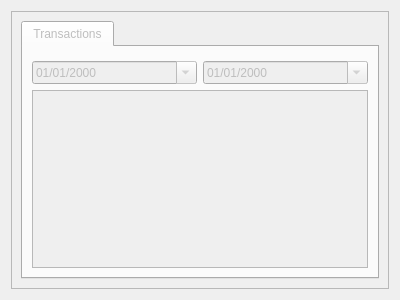
Above: res/ui/currency_tab.ui from duniter/sakia before the change. Below: the same form after it.
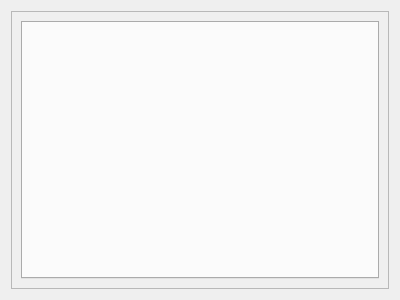
That is the form after the change. Icons and pictures are not drawn.

Commit message:
Wallets tab as the first tab, and displayed at start
Refactor transactions code from currency_tab to transactions_tab
Improve wallets tab display in fullscreen

What changed in the file:
```diff
--- a/res/ui/currency_tab.ui
+++ b/res/ui/currency_tab.ui
@@ -35,64 +35,6 @@
         <property name="currentIndex">
          <number>0</number>
         </property>
-        <widget class="QWidget" name="tab_transactions">
-         <attribute name="icon">
-          <iconset resource="../icons/icons.qrc">
-           <normaloff>:/icons/tx_icon</normaloff>:/icons/tx_icon</iconset>
-         </attribute>
-         <attribute name="title">
-          <string>Transactions</string>
-         </attribute>
-         <layout class="QHBoxLayout" name="horizontalLayout_3">
-          <item>
-           <layout class="QVBoxLayout" name="verticalLayout_3">
-            <item>
-             <layout class="QHBoxLayout" name="horizontalLayout_2">
-              <property name="topMargin">
-               <number>5</number>
-              </property>
-              <item>
-               <widget class="QDateTimeEdit" name="date_from">
-                <property name="displayFormat">
-                 <string>dd/MM/yyyy</string>
-                </property>
-                <property name="calendarPopup">
-                 <bool>true</bool>
-                </property>
-               </widget>
-              </item>
-              <item>
-               <widget class="QDateTimeEdit" name="date_to">
-                <property name="displayFormat">
-                 <string>dd/MM/yyyy</string>
-                </property>
-                <property name="calendarPopup">
-                 <bool>true</bool>
-                </property>
-               </widget>
-              </item>
-             </layout>
-            </item>
-            <item>
-             <widget class="QTableView" name="table_history">
-              <property name="contextMenuPolicy">
-               <enum>Qt::CustomContextMenu</enum>
-              </property>
-              <attribute name="horizontalHeaderShowSortIndicator" stdset="0">
-               <bool>true</bool>
-              </attribute>
-              <attribute name="horizontalHeaderStretchLastSection">
-               <bool>true</bool>
-              </attribute>
-              <attribute name="verticalHeaderVisible">
-               <bool>false</bool>
-              </attribute>
-             </widget>
-            </item>
-           </layout>
-          </item>
-         </layout>
-        </widget>
        </widget>
       </item>
      </layout>
```
Left out of the diff: 53 changed lines with no effect on the pictures. The commit also changes 4 other files.
